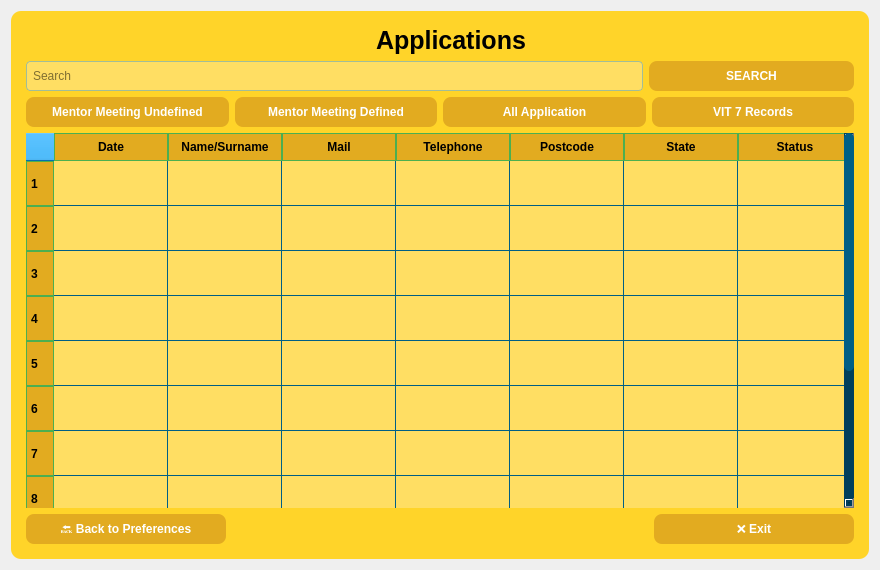
Qt form ui/applications.ui (KursaDSc/Python-Module-Week7) before a commit.
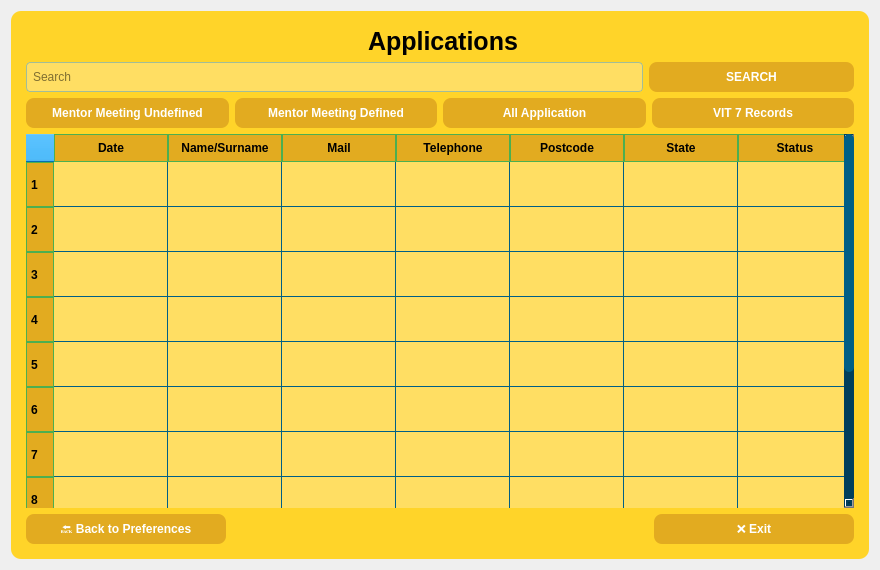
The same form after that commit. Icons and pictures are not drawn.

Patch:
```diff
--- a/ui/applications.ui
+++ b/ui/applications.ui
@@ -158,19 +158,6 @@
           </property>
          </widget>
         </item>
-        <item>
-         <spacer name="horizontalSpacer">
-          <property name="orientation">
-           <enum>Qt::Horizontal</enum>
-          </property>
-          <property name="sizeHint" stdset="0">
-           <size>
-            <width>40</width>
-            <height>20</height>
-           </size>
-          </property>
-         </spacer>
-        </item>
         <item alignment="Qt::AlignHCenter">
          <widget class="QLabel" name="title_label">
           <property name="baseSize">
@@ -193,10 +180,13 @@
           <property name="orientation">
            <enum>Qt::Horizontal</enum>
           </property>
+          <property name="sizeType">
+           <enum>QSizePolicy::Fixed</enum>
+          </property>
           <property name="sizeHint" stdset="0">
            <size>
-            <width>40</width>
-            <height>20</height>
+            <width>110</width>
+            <height>30</height>
            </size>
           </property>
          </spacer>
```
